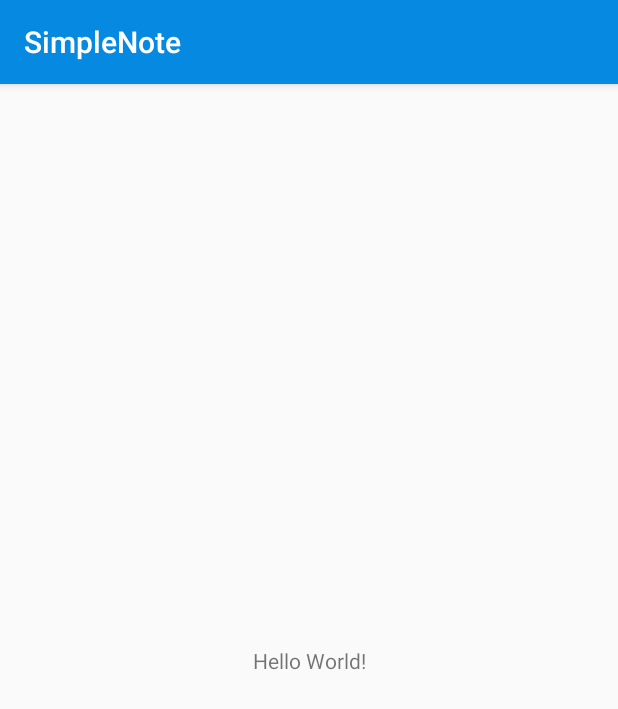
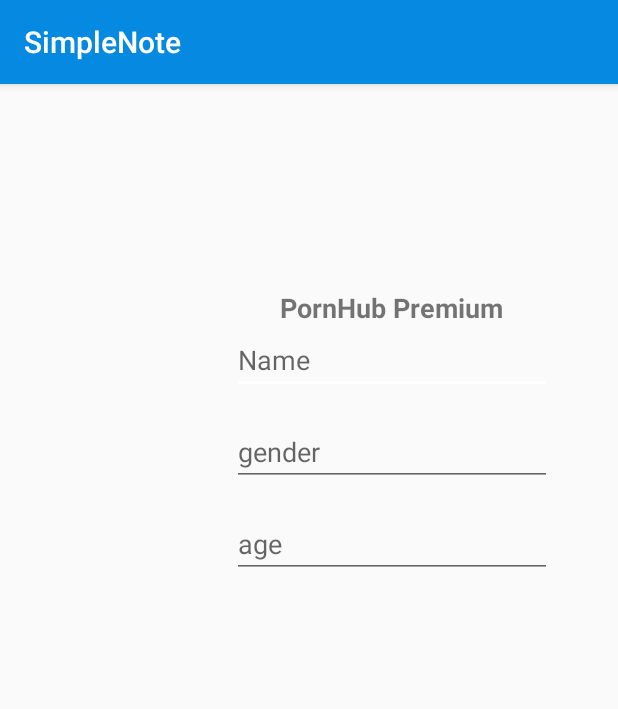
Before and after one commit to chrisyees/SimpleNote, an Android app: the MainActivity screen opened directly, with no data from a screen before it, on a phone screen of 412 x 824 dp. Shown: the top 709 px of the screen. Run offline under Robolectric (Android 15) with nearby library versions, the phone set to English and light mode, and no system bars.

Commit message:
I modified the User UI

```diff
--- a/src/app/src/main/res/layout/activity_main.xml
+++ b/src/app/src/main/res/layout/activity_main.xml
@@ -6,13 +6,97 @@
     android:layout_height="match_parent"
     tools:context=".MainActivity">
 
-    <TextView
+    <android.support.constraint.ConstraintLayout
+        android:layout_width="262dp"
+        android:layout_height="495dp"
+        android:layout_marginStart="8dp"
+        android:layout_marginTop="8dp"
+        android:layout_marginEnd="8dp"
+        android:layout_marginBottom="8dp"
+        app:layout_constraintBottom_toBottomOf="parent"
+        app:layout_constraintEnd_toEndOf="parent"
+        app:layout_constraintStart_toStartOf="@+id/guideline"
+        app:layout_constraintTop_toTopOf="parent">
+
+        <TextView
+            android:id="@+id/textView"
+            android:layout_width="wrap_content"
+            android:layout_height="wrap_content"
+            android:text="@string/pornhub_premium"
+            android:textAllCaps="false"
+            android:textSize="18sp"
+            android:textStyle="bold"
+            app:layout_constraintBottom_toBottomOf="parent"
+            app:layout_constraintLeft_toLeftOf="parent"
+            app:layout_constraintRight_toRightOf="parent"
+            app:layout_constraintTop_toTopOf="parent"
+            app:layout_constraintVertical_bias="0.0" />
+
+        <EditText
+            android:id="@+id/editText1"
+            android:layout_width="wrap_content"
+            android:layout_height="wrap_content"
+            android:layout_marginStart="8dp"
+            android:layout_marginEnd="8dp"
+            android:autofillHints=""
+            android:ems="10"
+            android:hint="@string/name"
+            android:inputType="textPersonName"
+            app:layout_constraintEnd_toEndOf="parent"
+            app:layout_constraintStart_toStartOf="parent"
+            app:layout_constraintTop_toBottomOf="@+id/textView"
+            tools:targetApi="o" />
+
+        <EditText
+            android:id="@+id/editText2"
+            android:layout_width="wrap_content"
+            android:layout_height="wrap_content"
+            android:layout_marginStart="8dp"
+            android:layout_marginTop="16dp"
+            android:layout_marginEnd="8dp"
+            android:autofillHints=""
+            android:ems="10"
+            android:hint="@string/gender"
+            android:inputType="textPersonName"
+            app:layout_constraintEnd_toEndOf="parent"
+            app:layout_constraintStart_toStartOf="parent"
+            app:layout_constraintTop_toBottomOf="@+id/editText1"
+            tools:targetApi="o" />
+
+        <EditText
+            android:id="@+id/editText7"
+            android:layout_width="wrap_content"
+            android:layout_height="wrap_content"
+            android:layout_marginStart="8dp"
+            android:layout_marginTop="16dp"
+            android:layout_marginEnd="8dp"
+            android:ems="10"
+            android:hint="@string/age"
+            android:inputType="textPersonName"
+            app:layout_constraintEnd_toEndOf="parent"
+            app:layout_constraintStart_toStartOf="parent"
+            app:layout_constraintTop_toBottomOf="@+id/editText2"
+            android:autofillHints="" tools:targetApi="o" />
+
+        <ImageView
+            android:id="@+id/imageView2"
+            android:layout_width="wrap_content"
+            android:layout_height="wrap_content"
+            android:layout_marginStart="8dp"
+            android:layout_marginTop="8dp"
+            android:layout_marginEnd="8dp"
+            app:layout_constraintEnd_toEndOf="parent"
+            app:layout_constraintStart_toStartOf="parent"
+            app:layout_constraintTop_toBottomOf="@+id/editText7"
+            tools:srcCompat="@tools:sample/avatars"
+            android:contentDescription="@string/todo" />
+
+    </android.support.constraint.ConstraintLayout>
+
+    <android.support.constraint.Guideline
+        android:id="@+id/guideline"
         android:layout_width="wrap_content"
         android:layout_height="wrap_content"
-        android:text="Hello World!"
-        app:layout_constraintBottom_toBottomOf="parent"
-        app:layout_constraintLeft_toLeftOf="parent"
-        app:layout_constraintRight_toRightOf="parent"
-        app:layout_constraintTop_toTopOf="parent" />
-
+        android:orientation="vertical"
+        app:layout_constraintGuide_begin="110dp" />
 </android.support.constraint.ConstraintLayout>
--- a/src/app/src/main/res/values/strings.xml
+++ b/src/app/src/main/res/values/strings.xml
@@ -1,3 +1,8 @@
 <resources>
     <string name="app_name">SimpleNote</string>
+    <string name="pornhub_premium">PornHub Premium</string>
+    <string name="name">Name</string>
+    <string name="gender">gender</string>
+    <string name="age">age</string>
+    <string name="todo">TODO</string>
 </resources>
```
